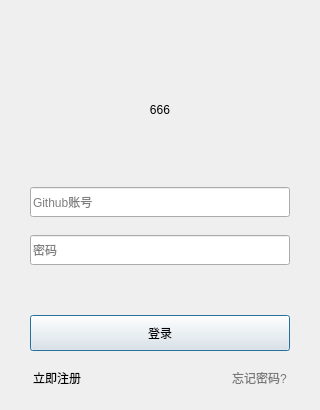
The window that SomeTest/QT/ui/test.ui (liqiang0508/PythonStudy) describes before a commit, drawn with Qt 5.
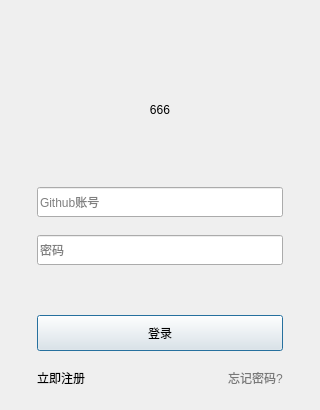
The same window after the commit.

Diff of the .ui file:
```diff
--- a/SomeTest/QT/ui/test.ui
+++ b/SomeTest/QT/ui/test.ui
@@ -5,8 +5,16 @@
   <property name="enabled">
    <bool>true</bool>
   </property>
+  <property name="geometry">
+   <rect>
+    <x>0</x>
+    <y>0</y>
+    <width>320</width>
+    <height>410</height>
+   </rect>
+  </property>
   <property name="sizePolicy">
-   <sizepolicy hsizetype="Expanding" vsizetype="Expanding">
+   <sizepolicy hsizetype="Preferred" vsizetype="Preferred">
     <horstretch>0</horstretch>
     <verstretch>0</verstretch>
    </sizepolicy>
@@ -58,8 +66,8 @@
      </property>
      <property name="maximumSize">
       <size>
-       <width>310</width>
-       <height>400</height>
+       <width>16777215</width>
+       <height>16777215</height>
       </size>
      </property>
      <layout class="QGridLayout" name="gridLayout">
@@ -78,43 +86,11 @@
       <property name="spacing">
        <number>0</number>
       </property>
-      <item row="2" column="0">
-       <spacer name="verticalSpacer_2">
-        <property name="orientation">
-         <enum>Qt::Vertical</enum>
-        </property>
-        <property name="sizeType">
-         <enum>QSizePolicy::Fixed</enum>
-        </property>
-        <property name="sizeHint" stdset="0">
-         <size>
-          <width>20</width>
-          <height>22</height>
-         </size>
-        </property>
-       </spacer>
-      </item>
-      <item row="1" column="0">
-       <widget class="QWidget" name="top" native="true">
-        <property name="minimumSize">
-         <size>
-          <width>0</width>
-          <height>28</height>
-         </size>
-        </property>
-        <property name="maximumSize">
-         <size>
-          <width>16777215</width>
-          <height>28</height>
-         </size>
-        </property>
-       </widget>
-      </item>
-      <item row="8" column="0">
+      <item row="8" column="1">
        <widget class="QWidget" name="loginform" native="true">
         <property name="minimumSize">
          <size>
-          <width>310</width>
+          <width>0</width>
           <height>0</height>
          </size>
         </property>
@@ -129,13 +105,13 @@
           <number>18</number>
          </property>
          <property name="leftMargin">
-          <number>25</number>
+          <number>0</number>
          </property>
          <property name="topMargin">
           <number>0</number>
          </property>
          <property name="rightMargin">
-          <number>25</number>
+          <number>0</number>
          </property>
          <property name="bottomMargin">
           <number>0</number>
@@ -189,7 +165,20 @@
         </layout>
        </widget>
       </item>
-      <item row="9" column="0">
+      <item row="3" column="0">
+       <spacer name="horizontalSpacer_2">
+        <property name="orientation">
+         <enum>Qt::Horizontal</enum>
+        </property>
+        <property name="sizeHint" stdset="0">
+         <size>
+          <width>40</width>
+          <height>20</height>
+         </size>
+        </property>
+       </spacer>
+      </item>
+      <item row="9" column="1">
        <widget class="QWidget" name="bottom_2" native="true">
         <property name="minimumSize">
          <size>
@@ -203,12 +192,21 @@
           <height>54</height>
          </size>
         </property>
-        <layout class="QHBoxLayout" name="bottom">
+        <layout class="QHBoxLayout" name="bottom" stretch="0,0,0">
+         <property name="spacing">
+          <number>0</number>
+         </property>
          <property name="leftMargin">
-          <number>28</number>
+          <number>0</number>
+         </property>
+         <property name="topMargin">
+          <number>0</number>
          </property>
          <property name="rightMargin">
-          <number>28</number>
+          <number>0</number>
+         </property>
+         <property name="bottomMargin">
+          <number>0</number>
          </property>
          <item>
           <widget class="QLabel" name="labelReigster">
@@ -234,9 +232,12 @@
            <property name="orientation">
             <enum>Qt::Horizontal</enum>
            </property>
+           <property name="sizeType">
+            <enum>QSizePolicy::Expanding</enum>
+           </property>
            <property name="sizeHint" stdset="0">
             <size>
-             <width>40</width>
+             <width>150</width>
              <height>20</height>
             </size>
            </property>
@@ -255,7 +256,39 @@
         </layout>
        </widget>
       </item>
-      <item row="7" column="0">
+      <item row="2" column="1">
+       <spacer name="verticalSpacer_2">
+        <property name="orientation">
+         <enum>Qt::Vertical</enum>
+        </property>
+        <property name="sizeType">
+         <enum>QSizePolicy::Fixed</enum>
+        </property>
+        <property name="sizeHint" stdset="0">
+         <size>
+          <width>20</width>
+          <height>22</height>
+         </size>
+        </property>
+       </spacer>
+      </item>
+      <item row="1" column="1">
+       <widget class="QWidget" name="top" native="true">
+        <property name="minimumSize">
+         <size>
+          <width>0</width>
+          <height>28</height>
+         </size>
+        </property>
+        <property name="maximumSize">
+         <size>
+          <width>16777215</width>
+          <height>28</height>
+         </size>
+        </property>
+       </widget>
+      </item>
+      <item row="7" column="1">
        <spacer name="verticalSpacer">
         <property name="orientation">
          <enum>Qt::Vertical</enum>
@@ -271,7 +304,7 @@
         </property>
        </spacer>
       </item>
-      <item row="3" column="0">
+      <item row="3" column="1">
        <widget class="QLabel" name="label">
         <property name="sizePolicy">
          <sizepolicy hsizetype="Preferred" vsizetype="Preferred">
@@ -290,6 +323,19 @@
         </property>
        </widget>
       </item>
+      <item row="3" column="2">
+       <spacer name="horizontalSpacer_3">
+        <property name="orientation">
+         <enum>Qt::Horizontal</enum>
+        </property>
+        <property name="sizeHint" stdset="0">
+         <size>
+          <width>40</width>
+          <height>20</height>
+         </size>
+        </property>
+       </spacer>
+      </item>
      </layout>
     </widget>
    </item>
```
